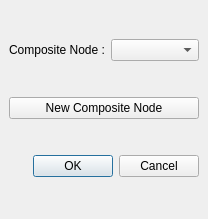
Old version of the form src/visualea/resources/tofactory.ui in the repository openalea/visualea.
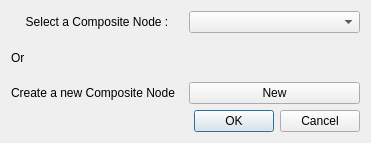
New version of the form. Icons and pictures are not drawn.

Commit message: Improve ergonmy of to_factory dialog Fix bug on hidden port when a node is copied Sort category in new graph dialog

What changed in the file:
```diff
--- a/src/visualea/resources/tofactory.ui
+++ b/src/visualea/resources/tofactory.ui
@@ -5,8 +5,8 @@
    <rect>
     <x>0</x>
     <y>0</y>
-    <width>208</width>
-    <height>219</height>
+    <width>371</width>
+    <height>143</height>
    </rect>
   </property>
   <property name="windowTitle" >
@@ -16,12 +16,6 @@
    <iconset resource="images.qrc" >:/icons/diagram.png</iconset>
   </property>
   <layout class="QVBoxLayout" >
-   <property name="margin" >
-    <number>9</number>
-   </property>
-   <property name="spacing" >
-    <number>6</number>
-   </property>
    <item>
     <layout class="QHBoxLayout" >
      <property name="margin" >
@@ -36,7 +30,7 @@
         <enum>Qt::LeftToRight</enum>
        </property>
        <property name="text" >
-        <string>Composite Node :</string>
+        <string>Select a Composite Node :</string>
        </property>
        <property name="scaledContents" >
         <bool>true</bool>
@@ -51,18 +45,26 @@
      </item>
     </layout>
    </item>
+   <item>
+    <widget class="QLabel" name="label_2" >
+     <property name="text" >
+      <string>Or</string>
+     </property>
+    </widget>
+   </item>
    <item>
     <layout class="QHBoxLayout" >
-     <property name="margin" >
-      <number>0</number>
-     </property>
-     <property name="spacing" >
-      <number>6</number>
-     </property>
+     <item>
+      <widget class="QLabel" name="label_3" >
+       <property name="text" >
+        <string>Create a new Composite Node</string>
+       </property>
+      </widget>
+     </item>
      <item>
       <widget class="QPushButton" name="newFactoryButton" >
        <property name="text" >
-        <string>New Composite Node</string>
+        <string>New</string>
        </property>
       </widget>
      </item>
```
Left out of the diff: 15 changed lines with no effect on the pictures. The commit also changes 2 other files.
